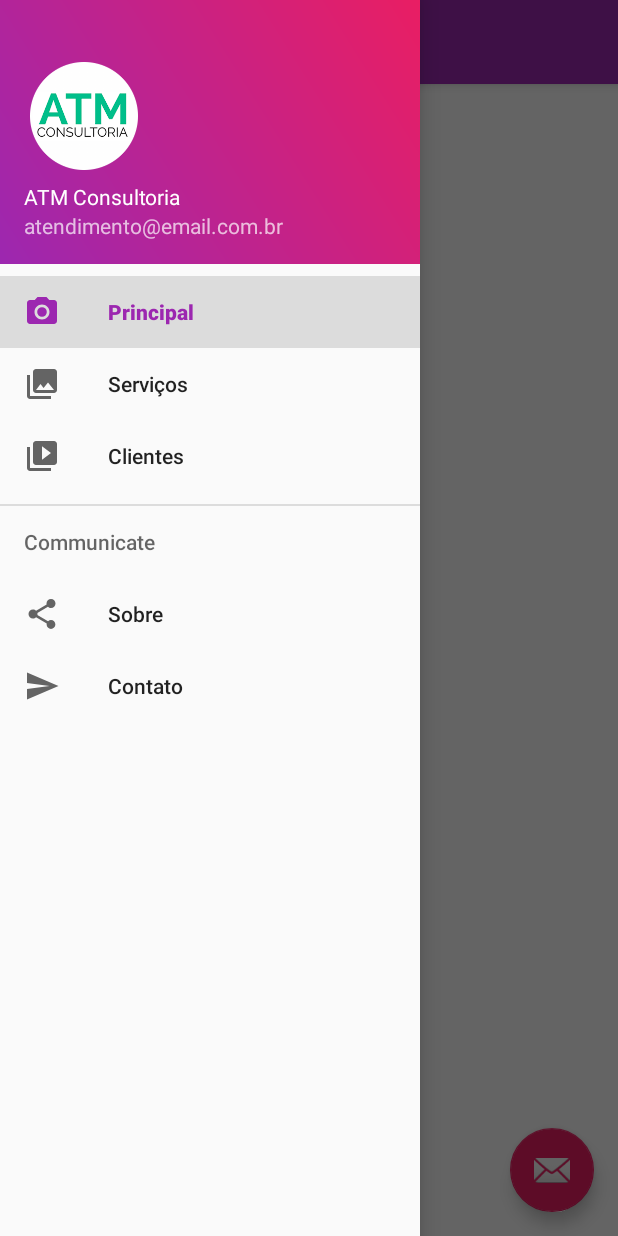
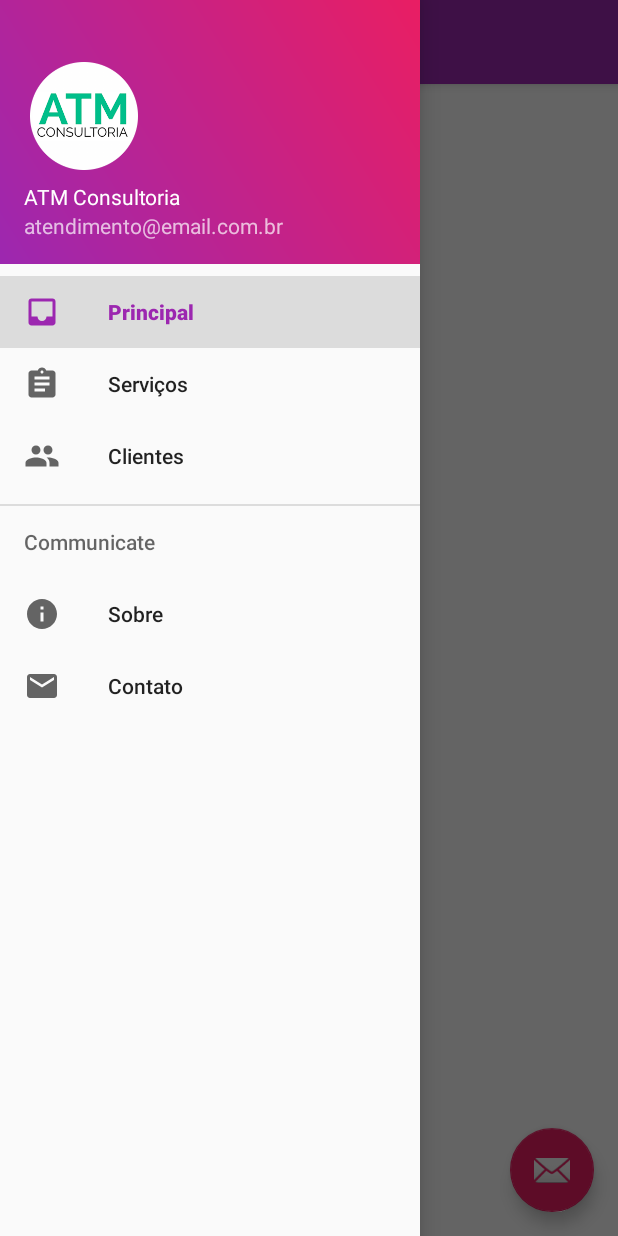
Before and after one commit to dcaahub/Android, an Android app: the screen it shows after launch (MainActivity), with the side drawer open, on a phone screen of 412 x 824 dp. Run offline under Robolectric (Android 15) with nearby library versions, the phone set to English and light mode, and no system bars; our stand-ins replace navigation-ui.

Commit message:
inclusão de novos icones

```diff
--- /dev/null
+++ b/APPATMConsultoria/app/src/main/res/drawable/ic_menu_clientes.xml
@@ -0,0 +1,9 @@
+<vector xmlns:android="http://schemas.android.com/apk/res/android"
+        android:width="24dp"
+        android:height="24dp"
+        android:viewportWidth="24.0"
+        android:viewportHeight="24.0">
+    <path
+        android:fillColor="#FF000000"
+        android:pathData="M16,11c1.66,0 2.99,-1.34 2.99,-3S17.66,5 16,5c-1.66,0 -3,1.34 -3,3s1.34,3 3,3zM8,11c1.66,0 2.99,-1.34 2.99,-3S9.66,5 8,5C6.34,5 5,6.34 5,8s1.34,3 3,3zM8,13c-2.33,0 -7,1.17 -7,3.5L1,19h14v-2.5c0,-2.33 -4.67,-3.5 -7,-3.5zM16,13c-0.29,0 -0.62,0.02 -0.97,0.05 1.16,0.84 1.97,1.97 1.97,3.45L17,19h6v-2.5c0,-2.33 -4.67,-3.5 -7,-3.5z"/>
+</vector>
--- /dev/null
+++ b/APPATMConsultoria/app/src/main/res/drawable/ic_menu_contato.xml
@@ -0,0 +1,9 @@
+<vector xmlns:android="http://schemas.android.com/apk/res/android"
+        android:width="24dp"
+        android:height="24dp"
+        android:viewportWidth="24.0"
+        android:viewportHeight="24.0">
+    <path
+        android:fillColor="#FF000000"
+        android:pathData="M20,4L4,4c-1.1,0 -1.99,0.9 -1.99,2L2,18c0,1.1 0.9,2 2,2h16c1.1,0 2,-0.9 2,-2L22,6c0,-1.1 -0.9,-2 -2,-2zM20,8l-8,5 -8,-5L4,6l8,5 8,-5v2z"/>
+</vector>
--- /dev/null
+++ b/APPATMConsultoria/app/src/main/res/drawable/ic_menu_principal.xml
@@ -0,0 +1,9 @@
+<vector xmlns:android="http://schemas.android.com/apk/res/android"
+        android:width="24dp"
+        android:height="24dp"
+        android:viewportWidth="24.0"
+        android:viewportHeight="24.0">
+    <path
+        android:fillColor="#FF000000"
+        android:pathData="M19,3L4.99,3c-1.11,0 -1.98,0.89 -1.98,2L3,19c0,1.1 0.88,2 1.99,2L19,21c1.1,0 2,-0.9 2,-2L21,5c0,-1.11 -0.9,-2 -2,-2zM19,15h-4c0,1.66 -1.35,3 -3,3s-3,-1.34 -3,-3L4.99,15L4.99,5L19,5v10z"/>
+</vector>
--- /dev/null
+++ b/APPATMConsultoria/app/src/main/res/drawable/ic_menu_servicos.xml
@@ -0,0 +1,9 @@
+<vector xmlns:android="http://schemas.android.com/apk/res/android"
+        android:width="24dp"
+        android:height="24dp"
+        android:viewportWidth="24.0"
+        android:viewportHeight="24.0">
+    <path
+        android:fillColor="#FF000000"
+        android:pathData="M19,3h-4.18C14.4,1.84 13.3,1 12,1c-1.3,0 -2.4,0.84 -2.82,2L5,3c-1.1,0 -2,0.9 -2,2v14c0,1.1 0.9,2 2,2h14c1.1,0 2,-0.9 2,-2L21,5c0,-1.1 -0.9,-2 -2,-2zM12,3c0.55,0 1,0.45 1,1s-0.45,1 -1,1 -1,-0.45 -1,-1 0.45,-1 1,-1zM14,17L7,17v-2h7v2zM17,13L7,13v-2h10v2zM17,9L7,9L7,7h10v2z"/>
+</vector>
--- /dev/null
+++ b/APPATMConsultoria/app/src/main/res/drawable/ic_menu_sobre.xml
@@ -0,0 +1,9 @@
+<vector xmlns:android="http://schemas.android.com/apk/res/android"
+        android:width="24dp"
+        android:height="24dp"
+        android:viewportWidth="24.0"
+        android:viewportHeight="24.0">
+    <path
+        android:fillColor="#FF000000"
+        android:pathData="M12,2C6.48,2 2,6.48 2,12s4.48,10 10,10 10,-4.48 10,-10S17.52,2 12,2zM13,17h-2v-6h2v6zM13,9h-2L11,7h2v2z"/>
+</vector>
--- a/APPATMConsultoria/app/src/main/res/menu/activity_main_drawer.xml
+++ b/APPATMConsultoria/app/src/main/res/menu/activity_main_drawer.xml
@@ -6,15 +6,15 @@
     <group android:checkableBehavior="single">
         <item
             android:id="@+id/nav_principal"
-            android:icon="@drawable/ic_menu_camera"
+            android:icon="@drawable/ic_menu_principal"
             android:title="@string/menu_principal" />
         <item
             android:id="@+id/nav_servicos"
-            android:icon="@drawable/ic_menu_gallery"
+            android:icon="@drawable/ic_menu_servicos"
             android:title="@string/menu_servicos" />
         <item
             android:id="@+id/nav_clientes"
-            android:icon="@drawable/ic_menu_slideshow"
+            android:icon="@drawable/ic_menu_clientes"
             android:title="@string/menu_clientes" />
 
     </group>
@@ -23,11 +23,11 @@
         <menu>
             <item
                 android:id="@+id/nav_sobre"
-                android:icon="@drawable/ic_menu_share"
+                android:icon="@drawable/ic_menu_sobre"
                 android:title="@string/menu_sobre" />
             <item
                 android:id="@+id/nav_contato"
-                android:icon="@drawable/ic_menu_send"
+                android:icon="@drawable/ic_menu_contato"
                 android:title="@string/menu_contato" />
         </menu>
     </item>
```
